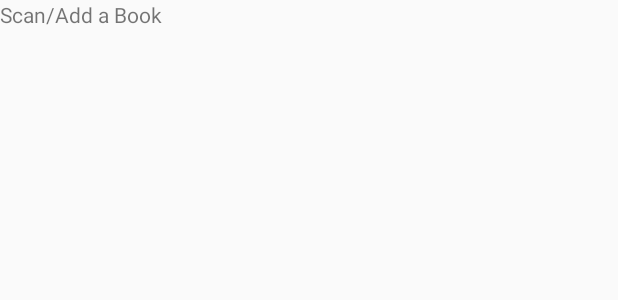
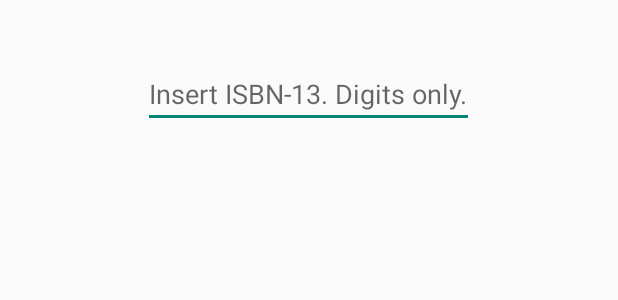
Before and after one commit to padzmj/alexandria, an Android app: the layout fragment_scan.xml on its own in the app's theme, with its tools: preview values and no code run, on a phone screen of 412 x 824 dp. Shown: the top 300 px of the screen. Run offline under Robolectric (Android 15) with nearby library versions, the phone set to English and light mode, and no system bars.

```diff
--- a/app/src/main/java/it/jaschke/alexandria/MainActivity.java
+++ b/app/src/main/java/it/jaschke/alexandria/MainActivity.java
@@ -50,7 +50,7 @@ public class MainActivity extends ActionBarActivity
                 nextFragment = new ListOfBooks();
                 break;
             case 1:
-                nextFragment = new Scan();
+                nextFragment = new AddBook();
                 break;
             case 2:
                 nextFragment = new About();
--- a/app/src/main/res/layout/fragment_scan.xml
+++ b/app/src/main/res/layout/fragment_scan.xml
@@ -1,9 +1,25 @@
 <FrameLayout xmlns:android="http://schemas.android.com/apk/res/android"
     xmlns:tools="http://schemas.android.com/tools" android:layout_width="match_parent"
-    android:layout_height="match_parent" tools:context="it.jaschke.alexandria.Scan">
+    android:layout_height="match_parent" tools:context="it.jaschke.alexandria.AddBook">
 
     <!-- TODO: Update blank fragment layout -->
-    <TextView android:layout_width="match_parent" android:layout_height="match_parent"
-        android:text="@string/scan" />
 
+    <LinearLayout
+        android:orientation="vertical"
+        android:layout_width="fill_parent"
+        android:layout_height="fill_parent">
+
+        <EditText
+            android:layout_width="wrap_content"
+            android:layout_height="wrap_content"
+            android:inputType="number"
+            android:minEms="@integer/ean_width"
+            android:id="@+id/ean"
+            android:layout_gravity="center_horizontal"
+            android:layout_marginTop="@dimen/min_top_margin"
+            android:textIsSelectable="false"
+            android:maxLength="@integer/ean_size"
+            android:textAlignment="center"
+            android:hint="@string/input_hint"/>
+    </LinearLayout>
 </FrameLayout>
--- a/app/src/main/res/values/dimens.xml
+++ b/app/src/main/res/values/dimens.xml
@@ -2,6 +2,9 @@
     <!-- Default screen margins, per the Android Design guidelines. -->
     <dimen name="activity_horizontal_margin">16dp</dimen>
     <dimen name="activity_vertical_margin">16dp</dimen>
+    <dimen name="min_top_margin">40dip</dimen>
+    <integer name="ean_size">13</integer>
+    <integer name="ean_width">10</integer>
 
     <!-- Per the design guidelines, navigation drawers should be between 240dp and 320dp:
          https://developer.android.com/design/patterns/navigation-drawer.html -->
--- a/app/src/main/res/values/strings.xml
+++ b/app/src/main/res/values/strings.xml
@@ -8,5 +8,7 @@
     <string name="navigation_drawer_open">Open navigation drawer</string>
     <string name="navigation_drawer_close">Close navigation drawer</string>
     <string name="action_settings">Settings</string>
+    <string name="input_hint">Insert ISBN-13. Digits only.</string>
+
 
 </resources>
```
Also changed, not shown: app/src/main/AndroidManifest.xml (+10 -5 lines), app/src/main/java/it/jaschke/alexandria/AddBook.java (added, +51 -0 lines), app/src/main/java/it/jaschke/alexandria/Scan.java (deleted, +0 -23 lines), app/src/main/java/it/jaschke/alexandria/services/FetchBook.java (added, +91 -0 lines).
